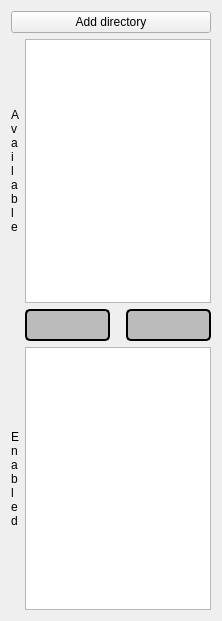
cgogn/CGoGN, file SCHNApps/forms/controlDock_PluginTabWidget.ui: the form before one commit.
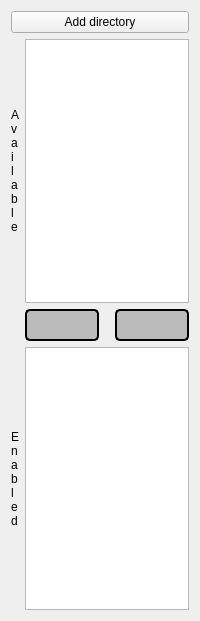
The form after the commit. Icons and pictures are not drawn.

What changed in the file:
```diff
--- a/SCHNApps/forms/controlDock_PluginTabWidget.ui
+++ b/SCHNApps/forms/controlDock_PluginTabWidget.ui
@@ -6,7 +6,7 @@
    <rect>
     <x>0</x>
     <y>0</y>
-    <width>222</width>
+    <width>200</width>
     <height>621</height>
    </rect>
   </property>
```
